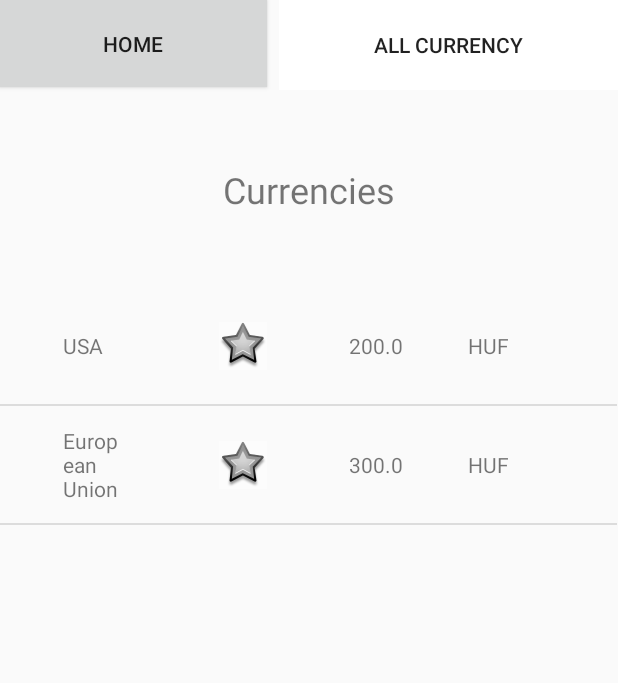
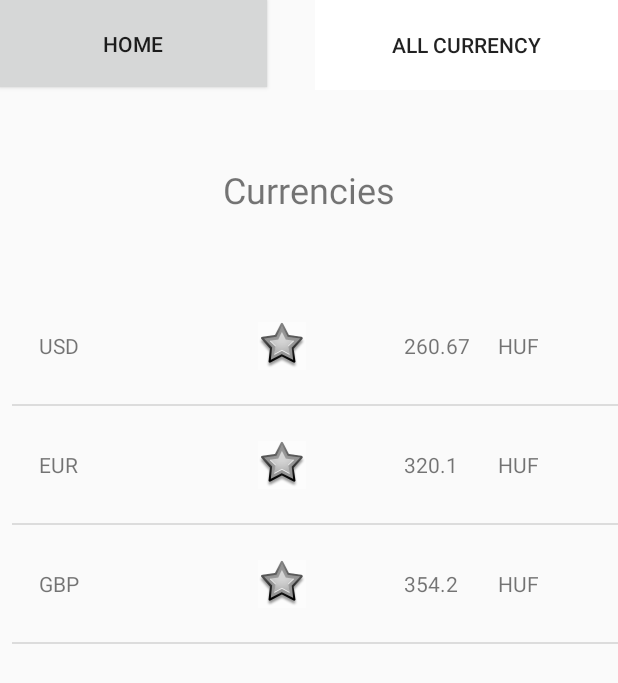
Before and after one commit to PFeci/money-exchange, an Android app: the screen it shows after launch (CurrencyActivity), after a tap on "ALL CURRENCY", on a phone screen of 412 x 824 dp. Shown: the top 683 px of the screen. Run offline under Robolectric (Android 15) with nearby library versions, the phone set to English and light mode, and no system bars; our stand-ins replace Dagger/Hilt's generated code; 1 other tap on this screen came first.

Commit message:
fix ui constraints

```diff
--- a/app/src/main/java/hu/bme/mobilszoftver/money_exchange/mock/interceptors/CurrencyMock.kt
+++ b/app/src/main/java/hu/bme/mobilszoftver/money_exchange/mock/interceptors/CurrencyMock.kt
@@ -12,8 +12,9 @@ import okhttp3.Response
 object CurrencyMock {
 
     var currencList: MutableList<Currency> = mutableListOf(
-        Currency(1, 200f, "USD", "USA", true),
-        Currency(2, 300f, "EUR", "European Union", false)
+        Currency(1, 260.67f, "USD", "USA", true),
+        Currency(2, 320.1f, "EUR", "European Union", false),
+        Currency(3, 354.2f, "GBP", "Great Britain", false)
     )
 
     fun process(request: Request): Response {
--- a/app/src/main/java/hu/bme/mobilszoftver/money_exchange/ui/main/CurrencyAdapter.kt
+++ b/app/src/main/java/hu/bme/mobilszoftver/money_exchange/ui/main/CurrencyAdapter.kt
@@ -62,6 +62,7 @@ class CurrencyAdapter(private val context: Context,
         if (inputPrice == -1) {
             actualPriceTextView.text = currency.price.toString()
             nameTextView.text = "HUF"
+            countryTextView.text = currency.name
 
         } else if (inputPrice != 0) {
             actualPriceTextView.text = (inputPrice / currency.price).toString()
--- a/app/src/main/res/layout/activity_main.xml
+++ b/app/src/main/res/layout/activity_main.xml
@@ -31,7 +31,7 @@
             android:id="@+id/all_currency_main"
             app:layout_constraintStart_toEndOf="@+id/home_button" app:layout_constraintEnd_toEndOf="parent"
             android:layout_marginEnd="8dp" android:background="?android:attr/colorButtonNormal"
-            tools:layout_editor_absoluteY="0dp"/>
+            app:layout_constraintTop_toTopOf="parent"/>
     <TextView
             android:text="@string/favourite_currencies"
             android:layout_width="293dp"
--- a/app/src/main/res/layout/all_currency.xml
+++ b/app/src/main/res/layout/all_currency.xml
@@ -18,18 +18,19 @@
             app:layout_constraintTop_toTopOf="parent"/>
     <Button
             android:text="@string/all_currency"
-            android:layout_width="226dp"
+            android:layout_width="202dp"
             android:layout_height="60dp"
             android:id="@+id/all_currency"
-            tools:layout_editor_absoluteY="0dp" app:layout_constraintEnd_toEndOf="parent"
+            app:layout_constraintEnd_toEndOf="parent"
             app:layout_constraintStart_toEndOf="@+id/home_button_all_currency" android:layout_marginStart="8dp"
-            android:background="@android:color/white" style="@style/Widget.AppCompat.Button.Borderless"/>
+            android:background="@android:color/white" style="@style/Widget.AppCompat.Button.Borderless"
+            app:layout_constraintTop_toTopOf="parent" app:layout_constraintHorizontal_bias="1.0"/>
     <ListView
             android:id="@+id/currency_list_view"
             android:layout_width="411dp"
             android:layout_height="597dp"
             android:layout_marginTop="36dp" app:layout_constraintTop_toBottomOf="@+id/textView"
-            tools:layout_editor_absoluteX="0dp"/>
+            app:layout_constraintStart_toStartOf="parent" android:layout_marginStart="8dp"/>
     <TextView
             android:text="@string/currencies"
             android:layout_width="200dp"
--- a/app/src/main/res/layout/list_item_currency.xml
+++ b/app/src/main/res/layout/list_item_currency.xml
@@ -16,7 +16,7 @@
 
         <TextView
                 android:text="@string/list_item_country"
-                android:layout_width="0dp"
+                android:layout_width="108dp"
                 android:layout_height="wrap_content"
                 android:id="@+id/currency_list_country"
                 app:layout_constraintBottom_toBottomOf="parent"
@@ -37,7 +37,7 @@
                 app:layout_constraintBottom_toBottomOf="parent"/>
         <TextView
                 android:text="@string/list_item_actual_price"
-                android:layout_width="0dp"
+                android:layout_width="51dp"
                 android:layout_height="wrap_content"
                 android:id="@+id/currency_list_actual_price"
                 app:layout_constraintStart_toEndOf="@+id/currency_list_country"
@@ -50,12 +50,12 @@
             android:layout_height="wrap_content" app:srcCompat="@android:drawable/star_big_off"
             android:id="@+id/favourite_star_off"
             app:layout_constraintStart_toStartOf="@+id/constraintLayout"
-            app:layout_constraintEnd_toEndOf="@+id/constraintLayout" app:layout_constraintHorizontal_bias="0.38"
+            app:layout_constraintEnd_toEndOf="@+id/constraintLayout" app:layout_constraintHorizontal_bias="0.429"
             app:layout_constraintTop_toTopOf="@+id/constraintLayout"
             app:layout_constraintBottom_toBottomOf="@+id/constraintLayout"
             android:background="@android:drawable/screen_background_light_transparent"
             android:focusable="false"
-            />
+    />
     <ImageButton
             android:layout_width="wrap_content"
             android:layout_height="wrap_content" app:srcCompat="@android:drawable/btn_star_big_on"
@@ -63,8 +63,8 @@
             app:layout_constraintEnd_toEndOf="@+id/constraintLayout"
             app:layout_constraintStart_toStartOf="@+id/constraintLayout" android:layout_marginStart="8dp"
             app:layout_constraintTop_toTopOf="@+id/constraintLayout"
-            app:layout_constraintBottom_toBottomOf="@+id/constraintLayout" app:layout_constraintHorizontal_bias="0.365"
-            app:layout_constraintVertical_bias="0.481" android:background="@android:color/transparent"
+            app:layout_constraintBottom_toBottomOf="@+id/constraintLayout" app:layout_constraintHorizontal_bias="0.416"
+            android:background="@android:color/transparent"
             android:focusable="false"
-            />
+    />
 </android.support.constraint.ConstraintLayout>
```
